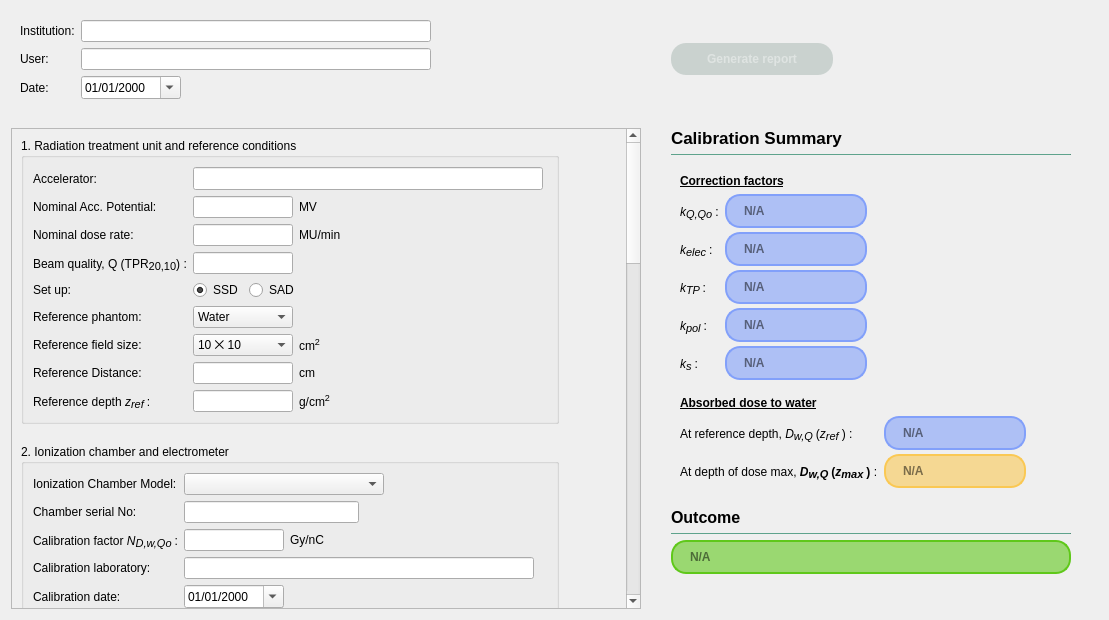
This is ui/qt_ui/photonsWorksheet.ui in Quantico-Bullet/PyBeam-QA as Qt 5 draws it before an edit. The edited form follows.
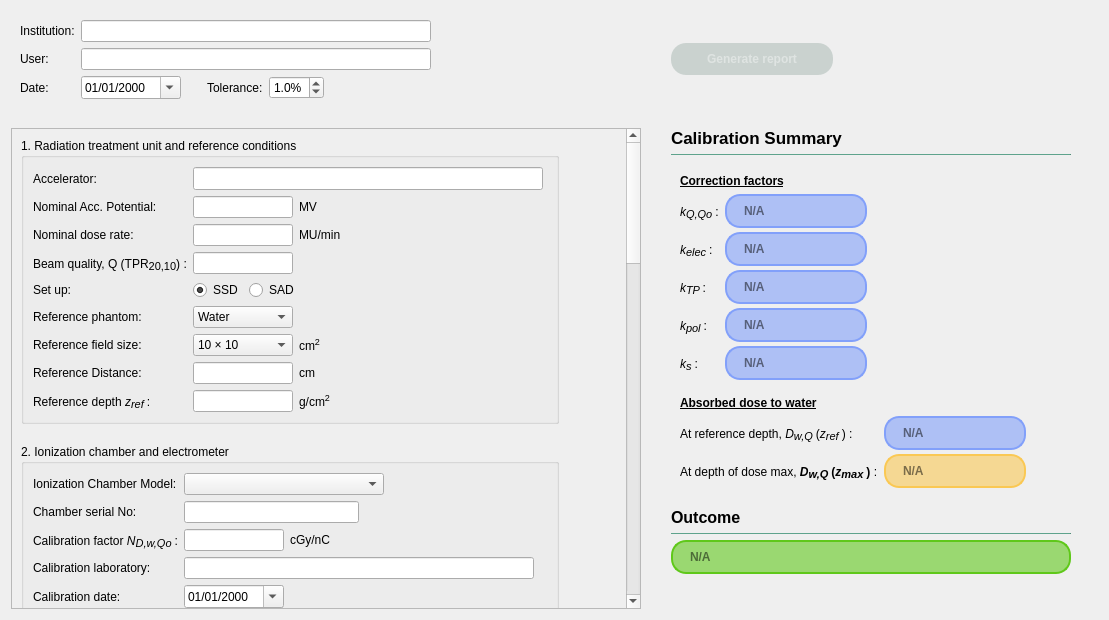
This is the edited form.

Diff of the .ui file:
```diff
--- a/ui/qt_ui/photonsWorksheet.ui
+++ b/ui/qt_ui/photonsWorksheet.ui
@@ -996,7 +996,7 @@
                   </property>
                   <item>
                    <property name="text">
-                    <string>10 ⨉ 10</string>
+                    <string>10 × 10</string>
                    </property>
                   </item>
                  </widget>
@@ -1231,7 +1231,7 @@
                 <item>
                  <widget class="QLabel" name="calibFactorUnit">
                   <property name="text">
-                   <string>Gy/nC</string>
+                   <string>cGy/nC</string>
                   </property>
                  </widget>
                 </item>
@@ -3162,6 +3162,11 @@
            </widget>
           </item>
           <item row="2" column="1">
+           <layout class="QHBoxLayout" name="hlayoutDateTol">
+            <property name="spacing">
+             <number>6</number>
+            </property>
+            <item>
            <widget class="QDateEdit" name="dateDE">
             <property name="enabled">
              <bool>true</bool>
@@ -3192,6 +3197,63 @@
             </property>
            </widget>
           </item>
+            <item>
+             <spacer name="hSpacerDateTol">
+              <property name="orientation">
+               <enum>Qt::Horizontal</enum>
+              </property>
+              <property name="sizeType">
+               <enum>QSizePolicy::Fixed</enum>
+              </property>
+              <property name="sizeHint" stdset="0">
+               <size>
+                <width>20</width>
+                <height>20</height>
+               </size>
+              </property>
+             </spacer>
+            </item>
+            <item>
+             <layout class="QHBoxLayout" name="hLayoutTol">
+              <property name="sizeConstraint">
+               <enum>QLayout::SetFixedSize</enum>
+              </property>
+              <item>
+               <widget class="QLabel" name="toleranceLabel">
+                <property name="sizePolicy">
+                 <sizepolicy hsizetype="Fixed" vsizetype="Preferred">
+                  <horstretch>0</horstretch>
+                  <verstretch>0</verstretch>
+                 </sizepolicy>
+                </property>
+                <property name="text">
+                 <string>Tolerance:</string>
+                </property>
+               </widget>
+              </item>
+              <item>
+               <widget class="QDoubleSpinBox" name="toleranceDSB">
+                <property name="suffix">
+                 <string>%</string>
+                </property>
+                <property name="decimals">
+                 <number>1</number>
+                </property>
+                <property name="minimum">
+                 <double>0.500000000000000</double>
+                </property>
+                <property name="maximum">
+                 <double>5.000000000000000</double>
+                </property>
+                <property name="value">
+                 <double>1.000000000000000</double>
+                </property>
+               </widget>
+              </item>
+             </layout>
+            </item>
+           </layout>
+          </item>
          </layout>
         </item>
        </layout>
```
Left out of the diff: 20 changed lines with no effect on the pictures. Lines whose indentation alone changed are shown as unchanged.
